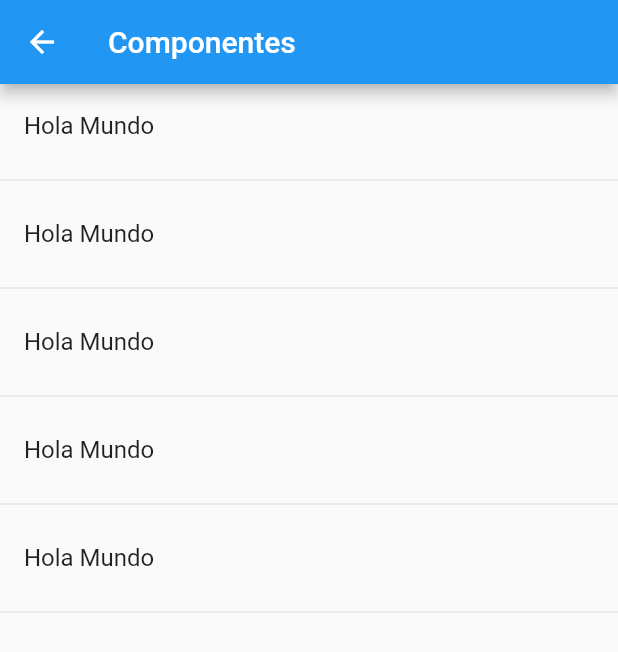
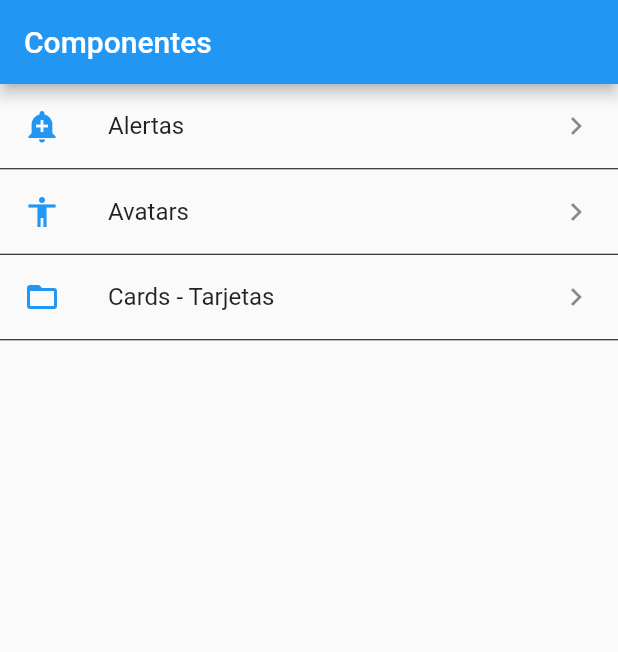
Before and after one commit to JhosepGC14/App_List_Components, a Flutter app: the HomePage screen opened directly, on a phone screen of 412 x 824 dp. Shown: the top 652 px of the screen. Run offline on Flutter 3.47's test engine with Material 2 defaults, Android fonts, the phone set to English and light mode, and no system bars.

Commit message:
se agrego cambio de rutas y listado desde un archivo .json

```diff
--- /dev/null
+++ b/data/menu_opts.json
@@ -0,0 +1,20 @@
+{
+    "nombreApp" : "Componentes",
+    "rutas" : [
+        {
+            "ruta" : "alert",
+            "icon" : "add_alert",
+            "texto": "Alertas"
+        },
+        {
+            "ruta" : "avatar",
+            "icon" : "accessibility",
+            "texto": "Avatars"
+        },
+        {
+            "ruta" : "card",
+            "icon" : "folder_open",
+            "texto": "Cards - Tarjetas"
+        }
+    ]
+}
--- a/lib/main.dart
+++ b/lib/main.dart
@@ -3,7 +3,7 @@ import 'package:flutter/material.dart';
 
 //pages
 import 'package:app_list_components/src/pages/home_temp.dart';
-// import 'package:app_list_components/src/pages/home_page.dart';
+import 'package:app_list_components/src/pages/home_page.dart';
 
 void main() => runApp(MyApp());
 
@@ -13,8 +13,8 @@ class MyApp extends StatelessWidget {
     return MaterialApp(
       title: 'Componetes',
       debugShowCheckedModeBanner: false,
-      home: HomePageTemp(),
-      // home: HomePage(),
+      // home: HomePageTemp(),
+      home: HomePage(),
     );
   }
 }
--- a/lib/src/pages/home_page.dart
+++ b/lib/src/pages/home_page.dart
@@ -1,4 +1,8 @@
+import 'package:app_list_components/src/pages/alert_page.dart';
 import 'package:flutter/material.dart';
+
+import 'package:app_list_components/src/providers/menu_provider.dart';
+import 'package:app_list_components/src/utils/icono_string_util.dart';
 
 class HomePage extends StatelessWidget {
   @override
@@ -12,33 +16,54 @@ class HomePage extends StatelessWidget {
   }
 
   Widget _lista() {
-    return ListView(
-      children: _crearListItems(),
+    // print(menuProvider.opciones);
+
+    // menuProvider.cargarData().then((options) {
+    //   print("_lista :v");
+    //   print(options);
+    // });
+
+    // return ListView(
+    //   children: _crearListItems(),
+    // );
+
+    return FutureBuilder(
+      future: menuProvider.cargarData(),
+      initialData: [],
+      builder: (context, AsyncSnapshot<List<dynamic>> snapshot) {
+        print("builder ");
+        print(snapshot.data);
+        return ListView(
+          children: _crearListItems(snapshot.data, context),
+        );
+      },
     );
   }
 
-  List<Widget> _crearListItems() {
-    return [
-      ListTile(
-        title: Text("Hola Mundo"),
-      ),
-      Divider(),
-      ListTile(
-        title: Text("Hola Mundo"),
-      ),
-      Divider(),
-      ListTile(
-        title: Text("Hola Mundo"),
-      ),
-      Divider(),
-      ListTile(
-        title: Text("Hola Mundo"),
-      ),
-      Divider(),
-      ListTile(
-        title: Text("Hola Mundo"),
-      ),
-      Divider(),
-    ];
+  List<Widget> _crearListItems(List<dynamic> data, BuildContext context) {
+    final List<Widget> opciones = [];
+
+    data.forEach((opt) {
+      final widgetTemp = ListTile(
+        title: Text(opt['texto']),
+        leading: getIcon(opt['icon']),
+        trailing: Icon(Icons.keyboard_arrow_right),
+        onTap: () {
+          //primera forma de una navegacion normal
+          final route = MaterialPageRoute(builder: (context) => AlertPage());
+          Navigator.push(context, route);
+        },
+      );
+      opciones
+        ..add(widgetTemp)
+        ..add(
+          Divider(
+            height: 1.00,
+            color: Colors.black,
+          ),
+        );
+    });
+
+    return opciones;
   }
 }
--- /dev/null
+++ b/lib/src/utils/icono_string_util.dart
@@ -0,0 +1,14 @@
+import 'package:flutter/material.dart';
+
+final _icons = <String, IconData>{
+  "add_alert": Icons.add_alert,
+  "accessibility": Icons.accessibility,
+  "folder_open": Icons.folder_open,
+};
+
+Icon getIcon(String nameIcon) {
+  return Icon(
+    _icons[nameIcon],
+    color: Colors.blue,
+  );
+}
```
Also changed, not shown: lib/src/pages/alert_page.dart (added, +18 -0 lines), lib/src/pages/avatar_page.dart (added, +12 -0 lines), lib/src/providers/menu_provider.dart (added, +21 -0 lines), pubspec.yaml (+3 -5 lines).
